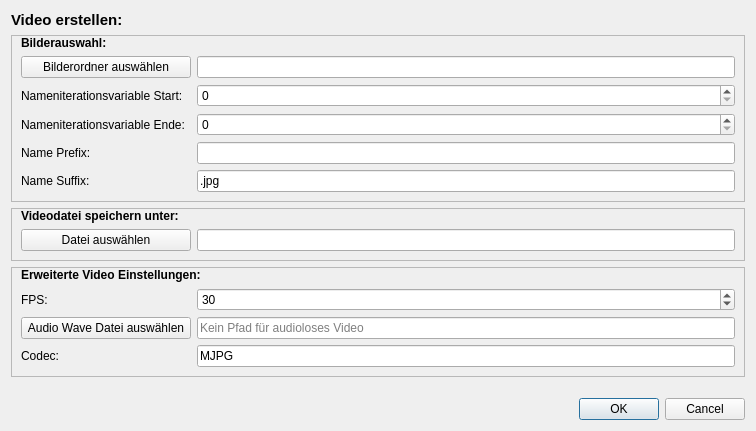
M4RKUS28/Fraktalgenerator, file src/dialogcreatevideo.ui: the form before one commit.
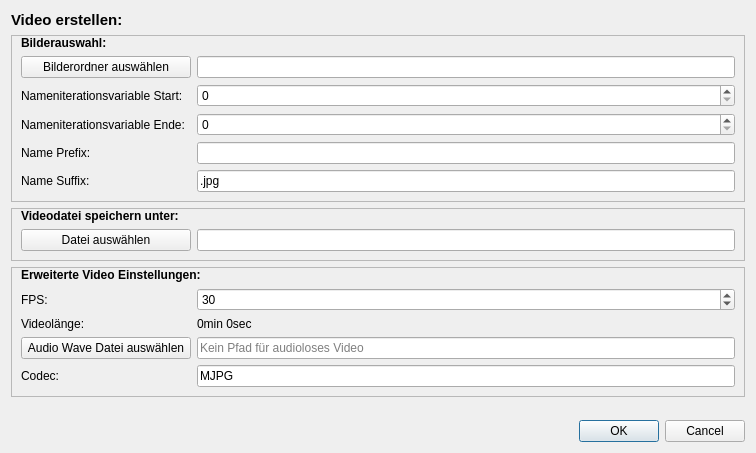
The form after the commit.

```diff
--- a/src/dialogcreatevideo.ui
+++ b/src/dialogcreatevideo.ui
@@ -7,7 +7,7 @@
     <x>0</x>
     <y>0</y>
     <width>756</width>
-    <height>431</height>
+    <height>453</height>
    </rect>
   </property>
   <property name="windowTitle">
@@ -231,7 +231,7 @@
         </property>
        </widget>
       </item>
-      <item row="2" column="0">
+      <item row="3" column="0">
        <widget class="QPushButton" name="pushButton">
         <property name="minimumSize">
          <size>
@@ -244,7 +244,7 @@
         </property>
        </widget>
       </item>
-      <item row="2" column="1">
+      <item row="3" column="1">
        <widget class="QLineEdit" name="lineEditAudioPath">
         <property name="enabled">
          <bool>true</bool>
@@ -254,14 +254,14 @@
         </property>
        </widget>
       </item>
-      <item row="3" column="0">
+      <item row="4" column="0">
        <widget class="QLabel" name="label_10">
         <property name="text">
          <string>Codec:</string>
         </property>
        </widget>
       </item>
-      <item row="3" column="1">
+      <item row="4" column="1">
        <widget class="QLineEdit" name="lineEditCodec">
         <property name="inputMethodHints">
          <set>Qt::ImhNone</set>
@@ -271,6 +271,20 @@
         </property>
        </widget>
       </item>
+      <item row="2" column="0">
+       <widget class="QLabel" name="label_11">
+        <property name="text">
+         <string>Videolänge:</string>
+        </property>
+       </widget>
+      </item>
+      <item row="2" column="1">
+       <widget class="QLabel" name="label_videolnge">
+        <property name="text">
+         <string>0min 0sec</string>
+        </property>
+       </widget>
+      </item>
      </layout>
     </widget>
    </item>
```
